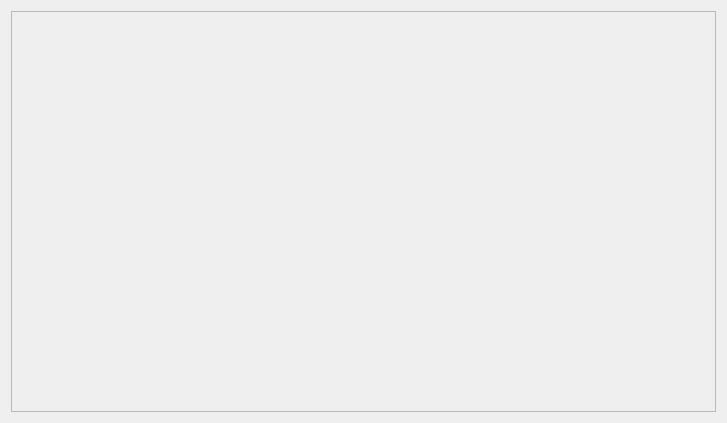
Above: dashboard.ui from ashraf-kx/stock-manager before the change. Below: the same form after it.
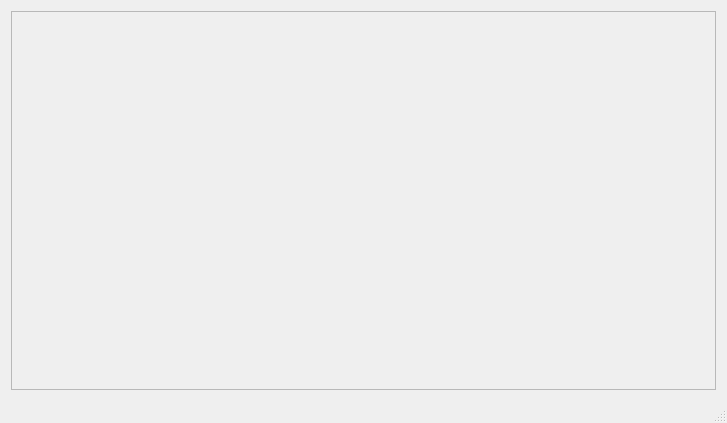
That is the form after the change.

Commit message:
Create 2 Classes : Patterns & Styles
class patterns will deal with the most Reg.Exp to validate inputs in the best way. { we are collecting those patterns and testing...}
class style to controle effects on Widgets ' best way to let teh APP comminucate with user #UX }

Diff of the .ui file:
```diff
--- a/dashboard.ui
+++ b/dashboard.ui
@@ -51,6 +51,7 @@
     </item>
    </layout>
   </widget>
+  <widget class="QStatusBar" name="statusBar"/>
  </widget>
  <layoutdefault spacing="6" margin="11"/>
  <resources/>
```
The commit also changes 2 other files.
